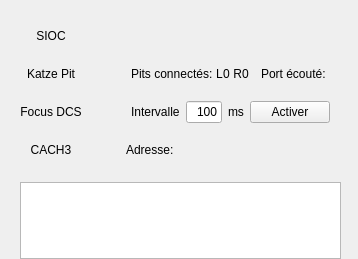
Qt form ui/main.ui (3rd-KaTZe/Link) before a commit.
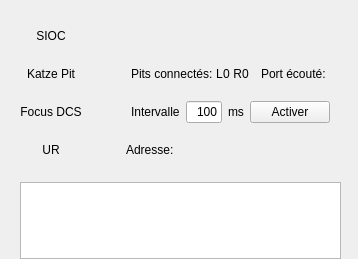
The same form after that commit. Icons and pictures are not drawn.

Patch:
```diff
--- a/ui/main.ui
+++ b/ui/main.ui
@@ -368,7 +368,7 @@
           <string>&lt;html&gt;&lt;head/&gt;&lt;body&gt;&lt;p&gt;&lt;span style=&quot; font-size:10pt; text-decoration: underline;&quot;&gt;Focus DCS:&lt;/span&gt;&lt;/p&gt;&lt;p&gt;Active une fonction qui rend le focus à la fenêtre de DCS après chaque clic dans le KatzePit, ce qui évite de perdre le contrôle de l'appareil. A réactiver si vous quittez/relancez DCS.&lt;/p&gt;&lt;/body&gt;&lt;/html&gt;</string>
          </property>
          <property name="text">
-          <string>CACH3</string>
+          <string>UR</string>
          </property>
          <property name="alignment">
           <set>Qt::AlignCenter</set>
```
Left out of the diff: 2 changed lines with no effect on the pictures.
